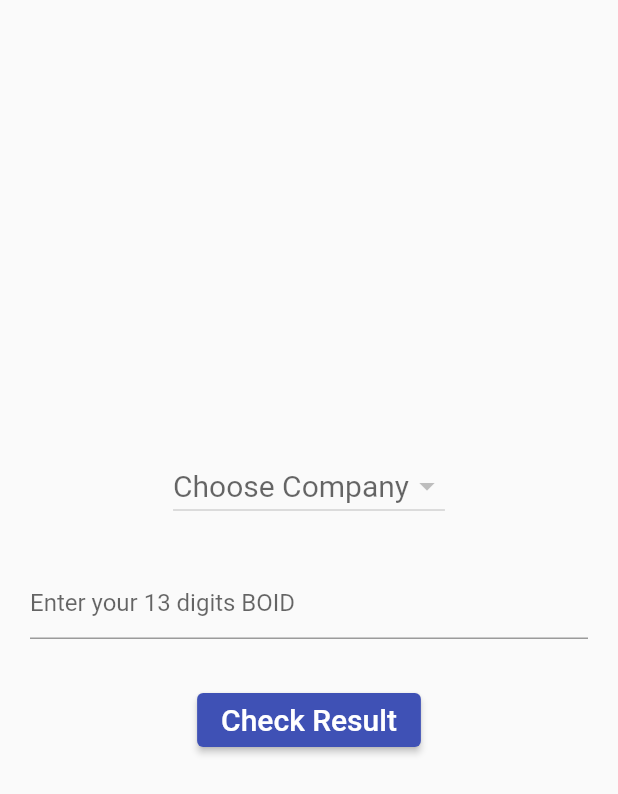
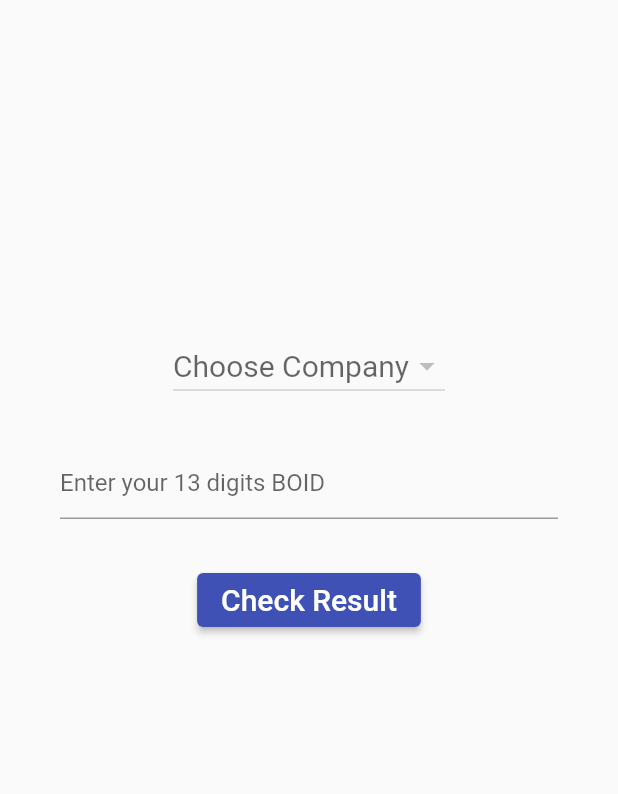
Before and after one commit to aprashantz/flutter-iporesult, a Flutter app: the screen it shows after launch, after a tap on "Check Result", on a phone screen of 412 x 824 dp. Shown: the top 794 px of the screen. Run offline on Flutter 3.47's test engine with Material 2 defaults, Android fonts, the phone set to English and light mode, and no system bars; network calls fail.

Commit message:
new dart file

```diff
--- /dev/null
+++ b/lib/fetchCompany.dart
@@ -0,0 +1,42 @@
+import 'dart:convert';
+
+//import 'package:flutter/material.dart';
+import 'package:http/http.dart' as http;
+
+class Company {
+  var id, name, scrip, isFileUploaded;
+//constructor
+  Company(this.id, this.name, this.scrip, this.isFileUploaded);
+}
+
+List<Company> companies = [];
+List companyList = [];
+
+Future<List<Company>> getCompanyData() async {
+  final response = await http.get(
+      Uri.https('iporesult.cdsc.com.np', 'result/companyShares/fileUploaded'));
+
+  var jsonData;
+  if (response.statusCode == 200) {
+    jsonData = json.decode(response.body);
+  }
+  //var jsonData = jsonDecode(response.body);
+  //print(jsonData["body"]);
+  //print(jsonData["body"][1]["name"]);
+
+  for (var c in jsonData["body"]) {
+    //Company company =
+    //   Company(c["name"], c["username"], c["email"], c["name"]);
+    //companies.add(company);
+    if (!companyList.contains(c["scrip"])) {
+      companyList.add(c["scrip"]);
+      Company company =
+          Company(c["id"], c["name"], c["scrip"], c["isFileUploaded"]);
+      companies.add(company);
+    }
+
+    //print(c["name"]);
+  }
+  return companies;
+  //print(companyList);
+}
--- a/lib/main.dart
+++ b/lib/main.dart
@@ -1,47 +1,11 @@
-import 'dart:convert';
-
 import 'package:flutter/material.dart';
 import 'package:flutter/services.dart';
 import 'package:flutter/widgets.dart';
-import 'package:http/http.dart' as http;
 
-//making list of company from company class
-List<Company> companies = [];
-List companyList = [];
+import 'fetchCompany.dart';
 
 var boid;
-var selectedBO;
-
 var selectedCompany;
-
-//function to get company data from meroshare api
-getCompanyData() async {
-  final response = await http.get(
-      Uri.https('iporesult.cdsc.com.np', 'result/companyShares/fileUploaded'));
-
-  var jsonData;
-  if (response.statusCode == 200) {
-    jsonData = json.decode(response.body);
-  }
-  //var jsonData = jsonDecode(response.body);
-  //print(jsonData["body"]);
-  //print(jsonData["body"][1]["name"]);
-
-  for (var c in jsonData["body"]) {
-    //Company company =
-    //   Company(c["name"], c["username"], c["email"], c["name"]);
-    //companies.add(company);
-    if (!companyList.contains(c["scrip"])) {
-      companyList.add(c["scrip"]);
-      Company company =
-          Company(c["id"], c["name"], c["scrip"], c["isFileUploaded"]);
-      companies.add(company);
-    }
-
-    //print(c["name"]);
-  }
-  print(companyList);
-}
 
 void main() => runApp(MaterialApp(
       debugShowCheckedModeBanner: false,
@@ -57,11 +21,13 @@ class HomePage extends StatefulWidget {
 
 class _HomePageState extends State<HomePage> {
   @override
+  void initState() {
+    getCompanyData();
+  }
+
+  @override
   Widget build(BuildContext context) {
-    setState(() {
-      getCompanyData();
-    });
-    // getCompanyData();
+    //getCompanyData();
 
     SystemChrome.setSystemUIOverlayStyle(
         SystemUiOverlayStyle(statusBarColor: Colors.indigo));
@@ -70,7 +36,7 @@ class _HomePageState extends State<HomePage> {
         child: Column(
           children: [
             SizedBox(
-              height: 300,
+              height: 220,
             ),
 
             //choose company dropdown
@@ -92,7 +58,7 @@ class _HomePageState extends State<HomePage> {
                   items: companies.map((company) {
                     return DropdownMenuItem(
                       child: new Text(
-                        company.name,
+                        company.scrip,
                         style: TextStyle(fontSize: 15),
                       ),
                       value: company,
@@ -105,7 +71,7 @@ class _HomePageState extends State<HomePage> {
 
             //boid ui
             Padding(
-              padding: const EdgeInsets.only(left: 20, right: 20),
+              padding: const EdgeInsets.only(left: 40, right: 40),
               child: TextField(
                 keyboardType: TextInputType.number,
                 onChanged: (value) {
@@ -126,7 +92,6 @@ class _HomePageState extends State<HomePage> {
                   style: TextStyle(color: Colors.white, fontSize: 20),
                 ),
                 onPressed: () {
-                  print("boid: " + boid);
                   print("boid: $boid and company: ${selectedCompany.id}");
                 }),
 
```
